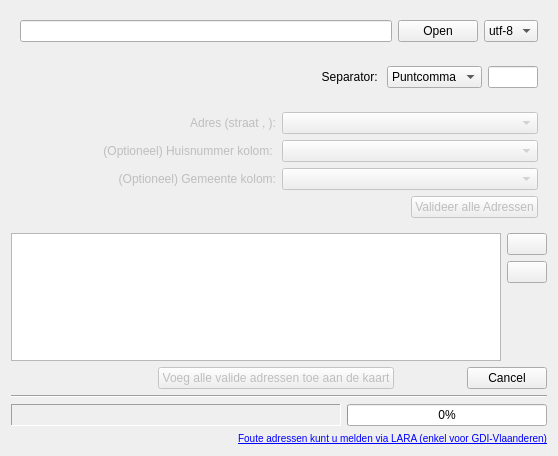
This is ui_geopunt4QgisBatchGeoCode.ui in warrieka/geopunt4Qgis as Qt 5 draws it before an edit. The edited form follows.
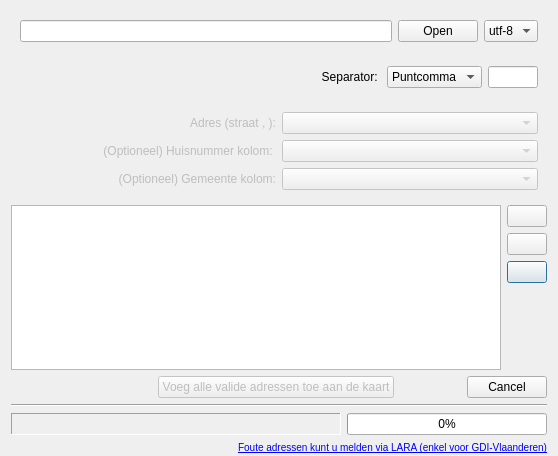
This is the edited form. Icons and pictures are not drawn.

```diff
--- a/ui_geopunt4QgisBatchGeoCode.ui
+++ b/ui_geopunt4QgisBatchGeoCode.ui
@@ -28,6 +28,9 @@
    <bool>false</bool>
   </property>
   <layout class="QVBoxLayout" name="verticalLayout">
+   <property name="bottomMargin">
+    <number>2</number>
+   </property>
    <item>
     <widget class="QWidget" name="inputWgt" native="true">
      <layout class="QHBoxLayout" name="horizontalLayout">
@@ -264,39 +267,6 @@
         </item>
        </layout>
       </item>
-      <item>
-       <layout class="QHBoxLayout" name="horizontalLayout_5">
-        <item>
-         <spacer name="horizontalSpacer">
-          <property name="orientation">
-           <enum>Qt::Horizontal</enum>
-          </property>
-          <property name="sizeHint" stdset="0">
-           <size>
-            <width>40</width>
-            <height>20</height>
-           </size>
-          </property>
-         </spacer>
-        </item>
-        <item>
-         <widget class="QPushButton" name="validateBtn">
-          <property name="sizePolicy">
-           <sizepolicy hsizetype="Minimum" vsizetype="Minimum">
-            <horstretch>0</horstretch>
-            <verstretch>0</verstretch>
-           </sizepolicy>
-          </property>
-          <property name="text">
-           <string>Valideer alle Adressen</string>
-          </property>
-          <property name="autoDefault">
-           <bool>true</bool>
-          </property>
-         </widget>
-        </item>
-       </layout>
-      </item>
      </layout>
     </widget>
    </item>
@@ -312,7 +282,7 @@
       <property name="margin">
        <number>0</number>
       </property>
-      <item row="1" column="1">
+      <item row="2" column="1">
        <widget class="QPushButton" name="zoomToSelBtn">
         <property name="sizePolicy">
          <sizepolicy hsizetype="Fixed" vsizetype="Fixed">
@@ -332,7 +302,7 @@
         </property>
        </widget>
       </item>
-      <item row="3" column="1">
+      <item row="4" column="1">
        <spacer name="verticalSpacer">
         <property name="orientation">
          <enum>Qt::Vertical</enum>
@@ -345,7 +315,7 @@
         </property>
        </spacer>
       </item>
-      <item row="0" column="1">
+      <item row="1" column="1">
        <widget class="QPushButton" name="validateSelBtn">
         <property name="toolTip">
          <string>Valideer selectie</string>
@@ -359,7 +329,30 @@
         </property>
        </widget>
       </item>
-      <item row="0" column="0" rowspan="4">
+      <item row="0" column="1">
+       <widget class="QPushButton" name="validateBtn">
+        <property name="sizePolicy">
+         <sizepolicy hsizetype="Minimum" vsizetype="Minimum">
+          <horstretch>0</horstretch>
+          <verstretch>0</verstretch>
+         </sizepolicy>
+        </property>
+        <property name="toolTip">
+         <string>Valideer alle Adressen</string>
+        </property>
+        <property name="text">
+         <string/>
+        </property>
+        <property name="icon">
+         <iconset resource="resources.qrc">
+          <normaloff>:/plugins/geopunt4Qgis/images/validAll.png</normaloff>:/plugins/geopunt4Qgis/images/validAll.png</iconset>
+        </property>
+        <property name="autoDefault">
+         <bool>true</bool>
+        </property>
+       </widget>
+      </item>
+      <item row="0" column="0" rowspan="6">
        <widget class="QTableWidget" name="outPutTbl">
         <property name="contextMenuPolicy">
          <enum>Qt::ActionsContextMenu</enum>
@@ -537,7 +530,7 @@
   <action name="actionValidateAll">
    <property name="icon">
     <iconset resource="resources.qrc">
-     <normaloff>:/plugins/geopunt4Qgis/images/all.png</normaloff>:/plugins/geopunt4Qgis/images/all.png</iconset>
+     <normaloff>:/plugins/geopunt4Qgis/images/validAll.png</normaloff>:/plugins/geopunt4Qgis/images/validAll.png</iconset>
    </property>
    <property name="text">
     <string>Valideer alle Adressen</string>
```
